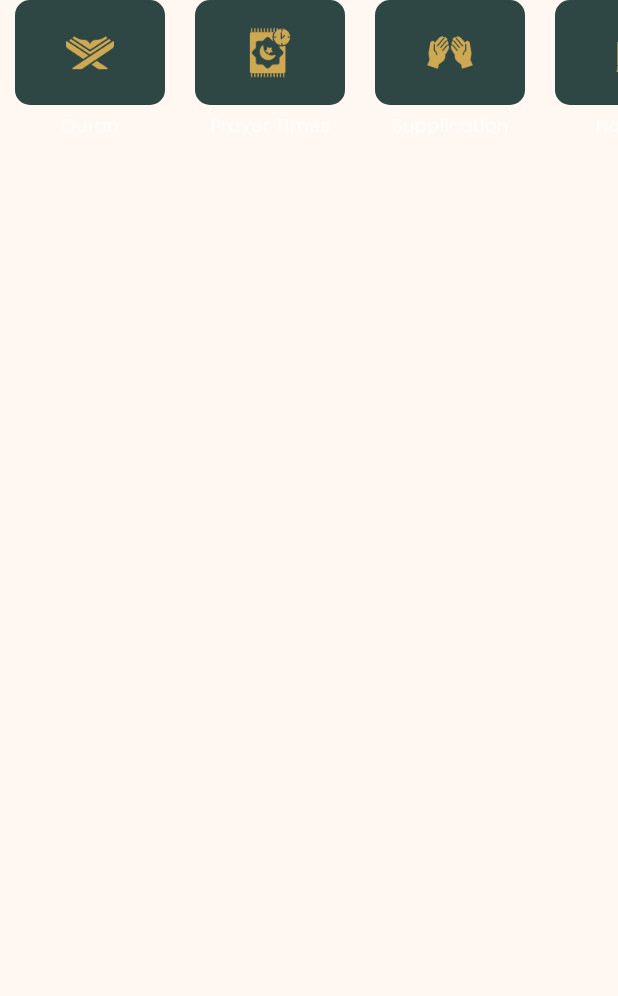
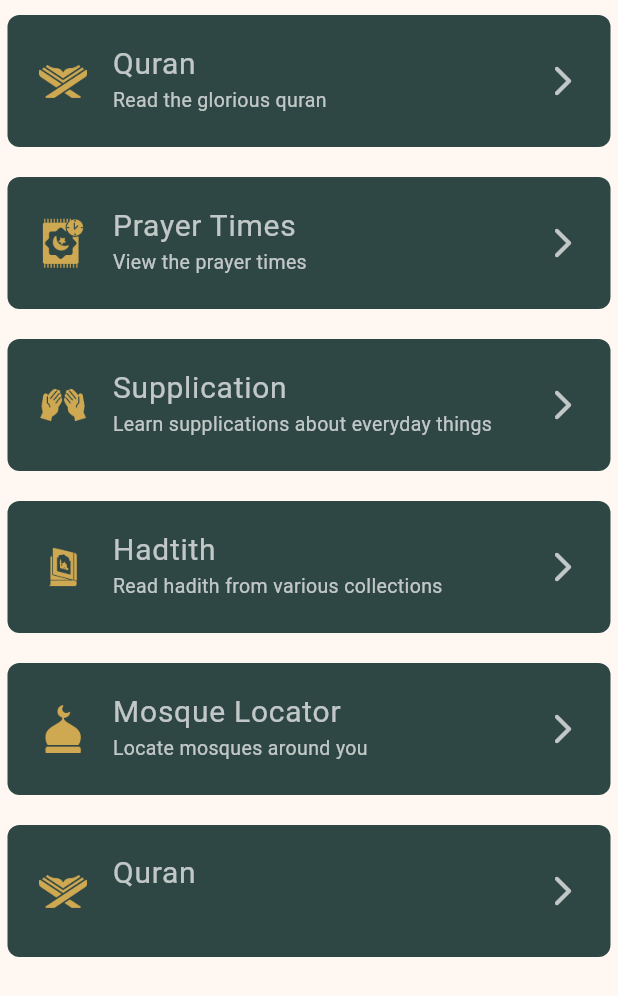
Before and after one commit to Usmandankama/deen_pal, a Flutter app: the MyCategories widget shown alone on an empty page, opened directly, on a phone screen of 412 x 824 dp. Shown: the top 996 px of the screen. Run offline on Flutter 3.47's test engine with Material 3 defaults, Android fonts, the phone set to English and light mode, and no system bars; our stand-ins replace geocoding, geolocator, smooth_page_indicator, table_calendar.

Commit message:
Updated version

```diff
--- a/lib/components/myCategories.dart
+++ b/lib/components/myCategories.dart
@@ -9,44 +9,56 @@ import '../screens/hadith_cateegory_screen.dart';
 class MyCategories extends StatelessWidget {
   MyCategories({super.key});
 
-
   final List<Categories> categories = [
     Categories(
       imagePath: 'assets/icons/quran.png',
       targetClass: const QuranScreen(),
       text: 'Quran',
+      subText: 'Read the glorious quran',
     ),
     Categories(
         imagePath: 'assets/icons/prayertime.png',
         targetClass: const PrayerTimesScreen(),
+        subText: 'View the prayer times ',
         text: 'Prayer Times'),
     Categories(
         imagePath: 'assets/icons/dua-hands.png',
         targetClass: const QuranScreen(),
+        subText: 'Learn supplications about everyday things',
         text: 'Supplication'),
     Categories(
         imagePath: 'assets/icons/book.png',
         targetClass: const HadithCategoryScreen(),
+        subText: 'Read hadith from various collections',
         text: 'Hadtith'),
     Categories(
         imagePath: 'assets/icons/mosque.png',
         targetClass: const QuranScreen(),
+        subText: 'Locate mosques around you',
         text: 'Mosque Locator'),
     Categories(
         imagePath: 'assets/icons/quran.png',
         targetClass: const QuranScreen(),
+        subText: '',
         text: 'Quran'),
   ];
 
   @override
   Widget build(BuildContext context) {
     return ListView.builder(
-      scrollDirection: Axis.horizontal,
+      shrinkWrap: true,
       physics: const NeverScrollableScrollPhysics(),
       itemCount: categories.length,
       itemBuilder: (context, index) {
         var category = categories[index];
-        return GestureDetector(
+        return Padding(
+          padding: const EdgeInsets.symmetric(horizontal: 5, vertical: 10),
+          child: ListTile(
+            contentPadding:
+                const EdgeInsets.symmetric(vertical: 8, horizontal: 20),
+            // Set the tile color
+            tileColor: colors.tileColor,
+            // Navigate to the Surah details page when a tile is tapped
             onTap: () {
               Navigator.push(
                 context,
@@ -55,35 +67,33 @@ class MyCategories extends StatelessWidget {
                 ),
               );
             },
-          child: Column(
-            children: [
-              Padding(
-                padding: const EdgeInsets.symmetric(horizontal:10.0),
-                child: Container(
-                  height: 70,
-                  width: 100,
-                  decoration: BoxDecoration(
-                    color: colors.tileColor,
-                    borderRadius: BorderRadius.circular(10),
+            leading: Image.asset(
+              category.imagePath,
+              color: colors.secondaryColor,
+              scale: 15,
             ),
-                  child: Image.asset(
-                    category.imagePath,
-                    // height: 20,
-                    scale: 15,
-                    color: colors.secondaryColor,
-                  ),
-                ),
-              ),
-              const SizedBox(height: 5),
-              Text(
+            title: Text(
               category.text,
               style: TextStyle(
-                  fontSize: 12,
-                  fontFamily: 'Poppins',
+                fontSize: 20,
                 color: colors.fontColorLight,
               ),
             ),
-            ],
+            subtitle: Text(
+              category.subText,
+              style: TextStyle(
+                fontSize: 13,
+                color: colors.fontColorLight,
+              ),
+            ),
+            trailing: Icon(
+              Icons.arrow_forward_ios_rounded,
+              color: colors.fontColorLight,
+            ),
+            // Display the Surah name in Arabic
+            shape: RoundedRectangleBorder(
+              borderRadius: BorderRadius.circular(8),
+            ),
           ),
         );
       },
--- a/lib/components/prayer_tile.dart
+++ b/lib/components/prayer_tile.dart
@@ -21,7 +21,7 @@ class PrayerTile extends StatelessWidget {
           title: Text(
             text,
             style: TextStyle(
-              color: colors.fontColorDark,
+              color: colors.fontColorLight,
               fontSize: 18,
               fontWeight: FontWeight.bold,
             ),
@@ -34,7 +34,7 @@ class PrayerTile extends StatelessWidget {
           trailing: Text(
             pryarTime,
             style: TextStyle(
-              color: colors.fontColorDark,
+              color: colors.fontColorLight,
               fontFamily: 'Poppins',
               fontSize: 20,
             ),
--- a/lib/models/categories.dart
+++ b/lib/models/categories.dart
@@ -2,6 +2,7 @@ import 'package:flutter/material.dart';
 
 class Categories {
   String text;
+  String subText;
   String imagePath;
   Widget targetClass;
 
@@ -9,5 +10,6 @@ class Categories {
     required this.imagePath,
     required this.targetClass,
     required this.text,
+    required this.subText,
   });
 }
--- a/lib/screens/prayer_times_screen.dart
+++ b/lib/screens/prayer_times_screen.dart
@@ -56,7 +56,7 @@ class PrayerTimesScreenState extends State<PrayerTimesScreen> {
               child: Text(
                 'Network error',
                 style: TextStyle(
-                  color: colors.fontColorDark,
+                  color: colors.fontColorLight,
                   fontSize: 25,
                   fontFamily: 'Poppins',
                 ),
```
Also changed, not shown: lib/components/nextPrayer.dart (+6 -7 lines), lib/components/surah_list.dart (+68 -18 lines), lib/models/azkar.dart (added, +9 -0 lines), lib/screens/all_features_screeen.dart (+7 -1 lines), lib/screens/azkar_screen.dart (added, +44 -0 lines), lib/screens/home_screen.dart (+15 -57 lines). Lines whose indentation alone changed are shown as unchanged.
